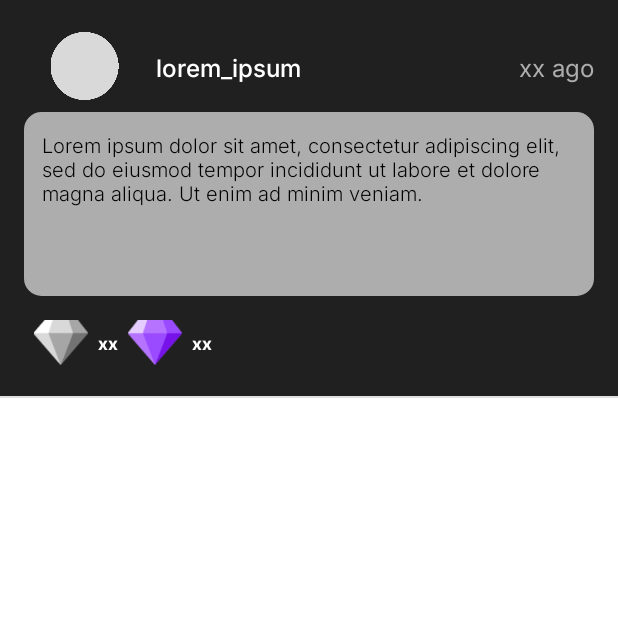
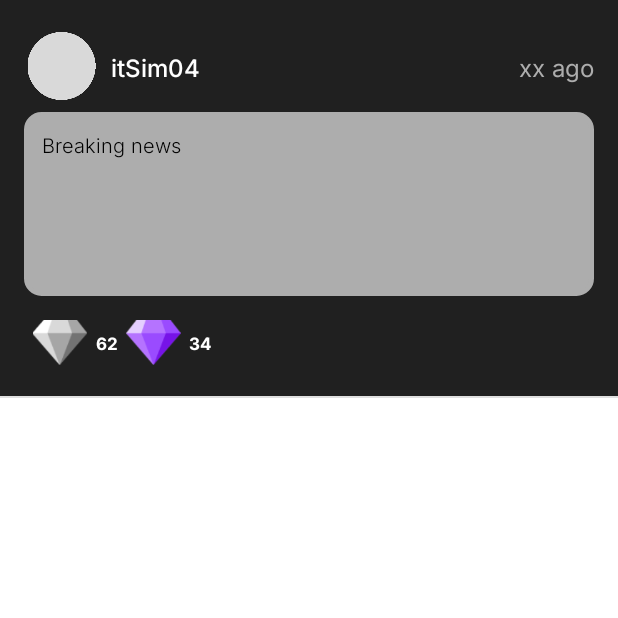
Before and after one commit to itSim04/Bliss, an Android app: the FeedActivity screen opened directly, with no data from a screen before it, on a phone screen of 412 x 824 dp, the top half of it. Run offline under Robolectric (Android 15) with nearby library versions, the phone set to English and light mode, and no system bars.

Commit message:
Added functionality to the adapter

```diff
--- a/Bliss_client/app/src/main/java/com/csc498g/bliss/FeedActivity.java
+++ b/Bliss_client/app/src/main/java/com/csc498g/bliss/FeedActivity.java
@@ -21,7 +21,7 @@ public class FeedActivity extends AppCompatActivity {
         setContentView(R.layout.activity_feed);
 
         //Testing
-        GemsAdapter adapter = new GemsAdapter(this, new ArrayList<>(Arrays.asList(new TextGem(1, "", "", "Breaking news"))));
+        GemsAdapter adapter = new GemsAdapter(this, new ArrayList<>(Arrays.asList(new TextGem(1, "", "", "itSim04", "Breaking news", 62, 34))));
         ((ListView)findViewById(R.id.feed)).setAdapter(adapter);
 
     }
--- a/Bliss_client/app/src/main/java/com/csc498g/bliss/Gem.java
+++ b/Bliss_client/app/src/main/java/com/csc498g/bliss/Gem.java
@@ -5,11 +5,13 @@ public abstract class Gem {
     private int gem_id;
     private String mine_date;
     private String edit_date;
+    private String owner;
 
-    public Gem(int gem_id, String mine_date, String edit_date) {
+    public Gem(int gem_id, String mine_date, String edit_date, String owner) {
         this.gem_id = gem_id;
         this.mine_date = mine_date;
         this.edit_date = edit_date;
+        this.owner = owner;
     }
 
     public int getGem_id() {
@@ -36,6 +38,14 @@ public abstract class Gem {
         this.edit_date = edit_date;
     }
 
+    public String getOwner() {
+        return owner;
+    }
+
+    public void setOwner(String owner) {
+        this.owner = owner;
+    }
+
     @Override
     public String toString() {
         return "Gem{" +
--- a/Bliss_client/app/src/main/java/com/csc498g/bliss/GemsAdapter.java
+++ b/Bliss_client/app/src/main/java/com/csc498g/bliss/GemsAdapter.java
@@ -31,11 +31,20 @@ public class GemsAdapter extends ArrayAdapter<Gem> {
         if(listItem == null)
             listItem = LayoutInflater.from(mContext).inflate(R.layout.text_gem_item,parent,false);
 
-        Gem currentNews = gemsList.get(position);
+        Gem currentGem = gemsList.get(position);
 
-        //TextView name = (TextView) listItem.findViewById(R.id.);
-        //TextView release = (TextView) listItem.findViewById(R.id.);
 
+        TextView username = (TextView) listItem.findViewById(R.id.userNameText);
+        username.setText(((TextGem)currentGem).getOwner());
+
+        TextView content = (TextView) listItem.findViewById(R.id.tweetContent);
+        content.setText(((TextGem)currentGem).getContent());
+
+        TextView diamonds = (TextView) listItem.findViewById(R.id.diamondsNum);
+        diamonds.setText(((TextGem) currentGem).getDiamonds() + "");
+
+        TextView remines = (TextView) listItem.findViewById(R.id.retweetsNum);
+        remines.setText(((TextGem) currentGem).getRemines() + "");
 
         return listItem;
     }
--- a/Bliss_client/app/src/main/java/com/csc498g/bliss/TextGem.java
+++ b/Bliss_client/app/src/main/java/com/csc498g/bliss/TextGem.java
@@ -3,9 +3,14 @@ package com.csc498g.bliss;
 public class TextGem extends Gem {
 
     private String content;
+    private int diamonds;
+    private int remines;
 
-    public TextGem(int gem_id, String mine_date, String edit_date, String content) {
-        super(gem_id, mine_date, edit_date);
+    public TextGem(int gem_id, String mine_date, String edit_date, String owner, String content, int diamonds, int remines) {
+        super(gem_id, mine_date, edit_date, owner);
+        this.content = content;
+        this.diamonds = diamonds;
+        this.remines = remines;
     }
 
     public String getContent() {
@@ -15,4 +20,20 @@ public class TextGem extends Gem {
     public void setContent(String content) {
         this.content = content;
     }
+
+    public int getDiamonds() {
+        return diamonds;
+    }
+
+    public void setDiamonds(int diamonds) {
+        this.diamonds = diamonds;
+    }
+
+    public int getRemines() {
+        return remines;
+    }
+
+    public void setRemines(int remines) {
+        this.remines = remines;
+    }
 }
--- a/Bliss_client/app/src/main/res/layout/image_gem_item.xml
+++ b/Bliss_client/app/src/main/res/layout/image_gem_item.xml
@@ -138,7 +138,7 @@
             app:layout_constraintTop_toTopOf="parent">
 
             <ImageView
-                android:id="@+id/imageView2"
+                android:id="@+id/userProfile"
                 android:layout_width="0dp"
                 android:layout_height="wrap_content"
                 android:layout_marginEnd="7dp"
@@ -158,7 +158,7 @@
                 android:textSize="16sp"
                 app:layout_constraintBottom_toBottomOf="parent"
                 app:layout_constraintEnd_toEndOf="parent"
-                app:layout_constraintStart_toEndOf="@+id/imageView2"
+                app:layout_constraintStart_toEndOf="@+id/userProfile"
                 app:layout_constraintTop_toTopOf="parent" />
 
         </androidx.constraintlayout.widget.ConstraintLayout>
--- a/Bliss_client/app/src/main/res/layout/poll_gem_item.xml
+++ b/Bliss_client/app/src/main/res/layout/poll_gem_item.xml
@@ -131,7 +131,7 @@
             app:layout_constraintTop_toTopOf="parent">
 
             <ImageView
-                android:id="@+id/imageView2"
+                android:id="@+id/userProfile"
                 android:layout_width="50dp"
                 android:layout_height="wrap_content"
                 app:layout_constraintBottom_toBottomOf="parent"
@@ -150,7 +150,7 @@
                 android:textColor="#FFFFFF"
                 android:textSize="16sp"
                 app:layout_constraintBottom_toBottomOf="parent"
-                app:layout_constraintStart_toEndOf="@+id/imageView2"
+                app:layout_constraintStart_toEndOf="@+id/userProfile"
                 app:layout_constraintTop_toTopOf="parent" />
 
         </androidx.constraintlayout.widget.ConstraintLayout>
--- a/Bliss_client/app/src/main/res/layout/text_gem_item.xml
+++ b/Bliss_client/app/src/main/res/layout/text_gem_item.xml
@@ -138,10 +138,9 @@
             app:layout_constraintTop_toTopOf="parent">
 
             <ImageView
-                android:id="@+id/imageView2"
-                android:layout_width="0dp"
-                android:layout_height="wrap_content"
-                android:layout_marginEnd="7dp"
+                android:id="@+id/userProfile"
+                android:layout_width="50dp"
+                android:layout_height="match_parent"
                 app:layout_constraintBottom_toBottomOf="parent"
                 app:layout_constraintEnd_toStartOf="@+id/userNameText"
                 app:layout_constraintStart_toStartOf="parent"
@@ -152,13 +151,13 @@
                 android:id="@+id/userNameText"
                 android:layout_width="wrap_content"
                 android:layout_height="wrap_content"
+                android:layout_marginStart="8dp"
                 android:fontFamily="@font/inter_medium"
                 android:text="lorem_ipsum"
                 android:textColor="#FFFFFF"
                 android:textSize="16sp"
                 app:layout_constraintBottom_toBottomOf="parent"
-                app:layout_constraintEnd_toEndOf="parent"
-                app:layout_constraintStart_toEndOf="@+id/imageView2"
+                app:layout_constraintStart_toEndOf="@+id/userProfile"
                 app:layout_constraintTop_toTopOf="parent" />
 
         </androidx.constraintlayout.widget.ConstraintLayout>
```
